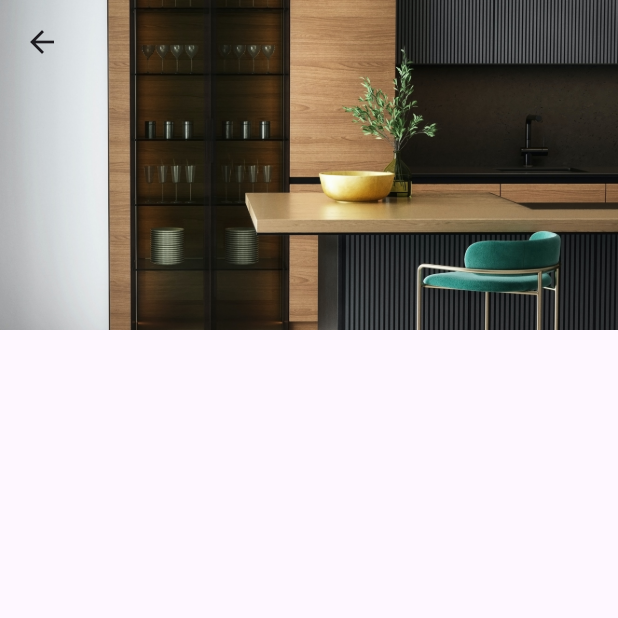
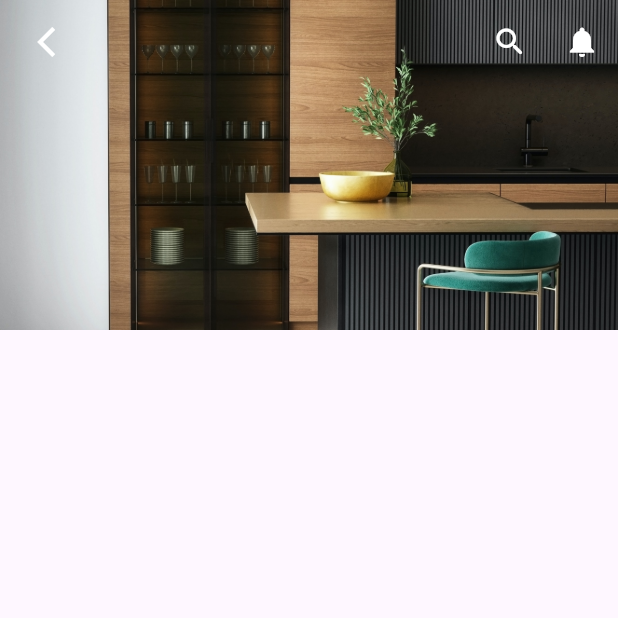
Before and after one commit to Tosin8/ktea, a Flutter app: the DiningScreen screen opened directly, on a phone screen of 412 x 824 dp, the top half of it. Run offline on Flutter 3.47's test engine with Material 3 defaults, Android fonts, the phone set to English and light mode, and no system bars; our stand-ins replace animate_do, cloud_firestore, custom_navigation_bar, firebase_auth, firebase_core, firebase_messaging and 1 more; missing offline and left inert: antdesign_icons; accounts and stored records are empty.

Commit message:
Update dining_body.dart

```diff
--- a/lib/screens/categories/dining/dining_body.dart
+++ b/lib/screens/categories/dining/dining_body.dart
@@ -41,6 +41,13 @@ class _DiningScreenState extends State<DiningScreen> {
             fit: BoxFit.cover,),
 
           ),
+          leading: const Padding(padding: EdgeInsets.only(left: 18), child: Icon(Icons.arrow_back_ios, color: Colors.white,),
+          ),
+          actions: [
+            IconButton(onPressed: (){}, icon: const Icon(Icons.search_rounded, color: Colors.white,)),
+             IconButton(onPressed: (){}, icon: const Icon(Icons.notifications, color: Colors.white,))
+          ],
+
         )
       ],)
     );
```
